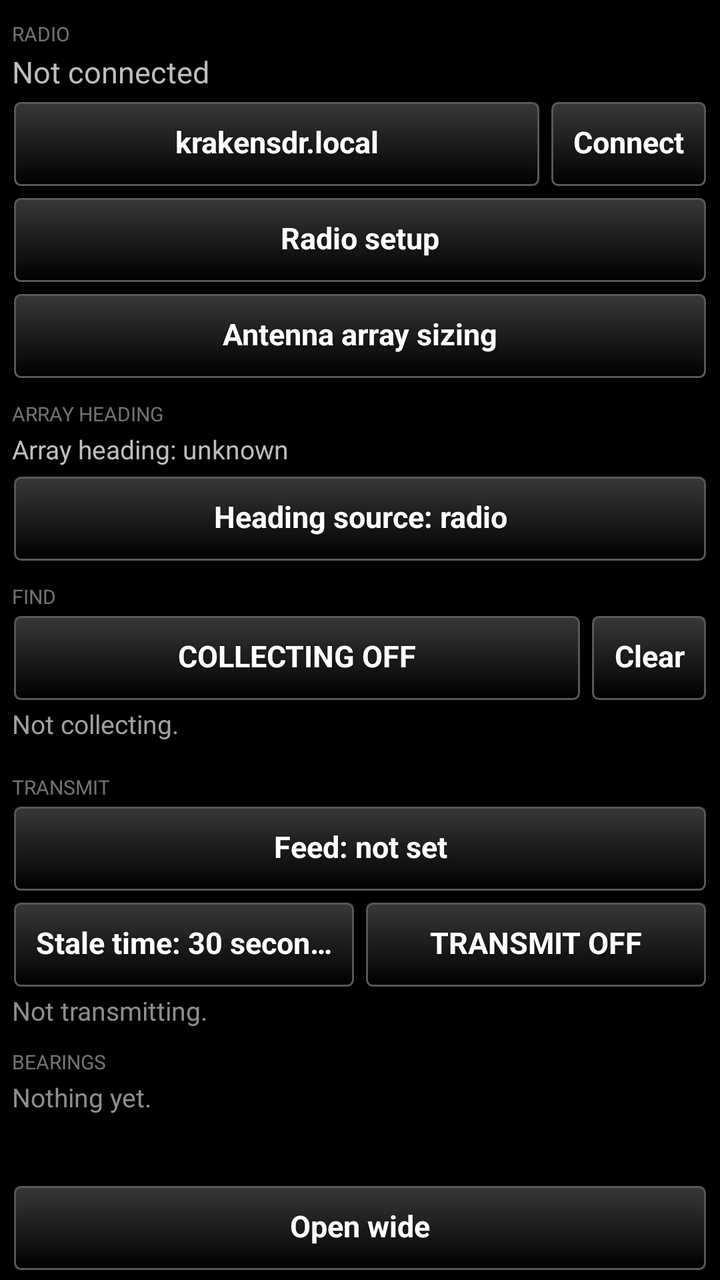
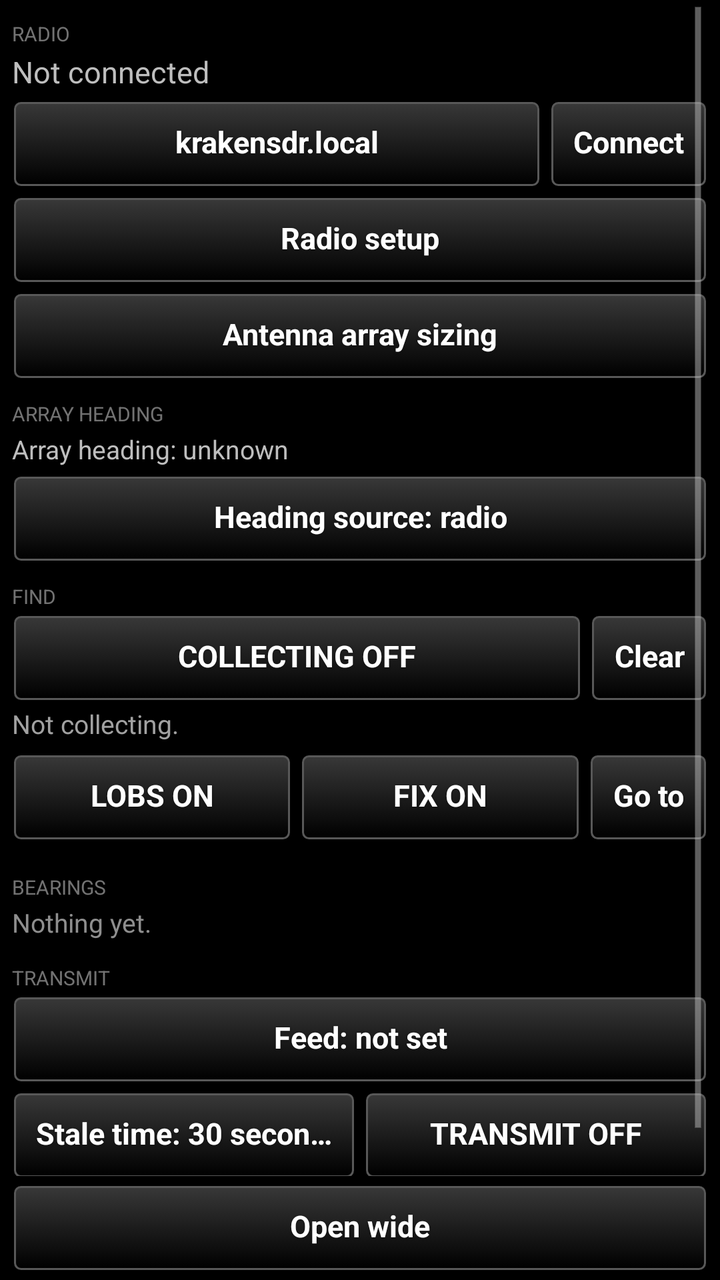

Compare the two renders of this Android layout. The source of the first and the diff that turns it into the second are given below.
<!-- AndroidManifest.xml: application theme AppTheme -->
<!-- res/layout/signaldf_pane.xml -->
<?xml version="1.0" encoding="utf-8"?>
<LinearLayout xmlns:android="http://schemas.android.com/apk/res/android"
    android:layout_width="match_parent"
    android:layout_height="match_parent"
    android:orientation="vertical"
    android:paddingLeft="6dp"
    android:paddingRight="6dp">

    <ScrollView
        android:layout_width="match_parent"
        android:layout_height="0dp"
        android:layout_weight="1"
        android:fadeScrollbars="false">

        <LinearLayout
            android:layout_width="match_parent"
            android:layout_height="wrap_content"
            android:orientation="vertical">

            <TextView
                style="@style/SectionHeading"
                android:text="Radio" />

            <TextView
                android:id="@+id/status"
                android:layout_width="match_parent"
                android:layout_height="wrap_content"
                android:textSize="15sp"
                android:text="Not connected" />

            <TextView
                android:id="@+id/feed_line"
                android:layout_width="match_parent"
                android:layout_height="wrap_content"
                android:textSize="12sp"
                android:alpha="0.75"
                android:paddingTop="2dp"
                android:visibility="gone" />

            <LinearLayout
                android:layout_width="match_parent"
                android:layout_height="wrap_content"
                android:orientation="horizontal"
                android:paddingTop="4dp">

                <Button
                    style="@style/TakwerxButton"
                    android:id="@+id/host"
                    android:layout_width="0dp"
                    android:layout_weight="1"
                    android:layout_height="wrap_content"
                    android:text="krakensdr.local" />

                <Button
                    style="@style/TakwerxButton"
                    android:id="@+id/connect"
                    android:layout_width="wrap_content"
                    android:layout_height="wrap_content"
                    android:layout_marginLeft="4dp"
                    android:text="Connect" />
            </LinearLayout>

            <Button
                style="@style/TakwerxButton"
                android:id="@+id/radio_setup"
                android:layout_width="match_parent"
                android:layout_height="wrap_content"
                android:layout_marginTop="4dp"
                android:text="Radio setup" />

            <Button
                style="@style/TakwerxButton"
                android:id="@+id/array_calc"
                android:layout_width="match_parent"
                android:layout_height="wrap_content"
                android:layout_marginTop="4dp"
                android:text="Antenna array sizing" />

            <TextView
                style="@style/SectionHeading"
                android:text="Array heading" />

            <TextView
                android:id="@+id/heading_provenance"
                android:layout_width="match_parent"
                android:layout_height="wrap_content"
                android:textSize="13sp"
                android:text="Array heading: unknown" />

            <Button
                style="@style/TakwerxButton"
                android:id="@+id/heading_mode"
                android:layout_width="match_parent"
                android:layout_height="wrap_content"
                android:layout_marginTop="4dp"
                android:text="Heading source: radio" />

            <TextView
                style="@style/SectionHeading"
                android:text="Find" />

            <LinearLayout
                android:layout_width="match_parent"
                android:layout_height="wrap_content"
                android:orientation="horizontal">

                <Button
                    style="@style/TakwerxButton"
                    android:id="@+id/collect_toggle"
                    android:layout_width="0dp"
                    android:layout_weight="1"
                    android:layout_height="wrap_content"
                    android:text="COLLECTING OFF" />

                <Button
                    style="@style/TakwerxButton"
                    android:id="@+id/collect_clear"
                    android:layout_width="wrap_content"
                    android:layout_height="wrap_content"
                    android:layout_marginLeft="4dp"
                    android:text="Clear" />
            </LinearLayout>

            <TextView
                android:id="@+id/collect_note"
                android:layout_width="match_parent"
                android:layout_height="wrap_content"
                android:textSize="13sp"
                android:alpha="0.85"
                android:lineSpacingMultiplier="1.15"
                android:paddingTop="2dp"
                android:paddingBottom="6dp"
                android:text="Not collecting." />

            <TextView
                style="@style/SectionHeading"
                android:text="Transmit" />

            <Button
                style="@style/TakwerxButton"
                android:id="@+id/share_feed"
                android:layout_width="match_parent"
                android:layout_height="wrap_content"
                android:text="Feed: not set" />

            <LinearLayout
                android:layout_width="match_parent"
                android:layout_height="wrap_content"
                android:orientation="horizontal"
                android:paddingTop="4dp">

                <Button
                    style="@style/TakwerxButton"
                    android:id="@+id/share_stale"
                    android:layout_width="0dp"
                    android:layout_weight="1"
                    android:layout_height="wrap_content"
                    android:text="Stale time: 30 seconds" />

                <Button
                    style="@style/TakwerxButton"
                    android:id="@+id/share_toggle"
                    android:layout_width="0dp"
                    android:layout_weight="1"
                    android:layout_height="wrap_content"
                    android:layout_marginLeft="4dp"
                    android:text="TRANSMIT OFF" />
            </LinearLayout>

            <TextView
                android:id="@+id/share_note"
                android:layout_width="match_parent"
                android:layout_height="wrap_content"
                android:textSize="13sp"
                android:alpha="0.75"
                android:paddingTop="2dp"
                android:text="Not transmitting." />

            <TextView
                style="@style/SectionHeading"
                android:id="@+id/bearings_heading"
                android:text="Bearings" />

            <TextView
                android:id="@+id/bearings_note"
                android:layout_width="match_parent"
                android:layout_height="wrap_content"
                android:textSize="13sp"
                android:alpha="0.75"
                android:text="Nothing yet." />

            <LinearLayout
                android:id="@+id/vfo_rows"
                android:layout_width="match_parent"
                android:layout_height="wrap_content"
                android:orientation="vertical"
                android:paddingTop="2dp" />

            <TextView
                android:id="@+id/unverified"
                android:layout_width="match_parent"
                android:layout_height="wrap_content"
                android:textSize="12sp"
                android:paddingTop="10dp"
                android:paddingBottom="6dp"
                android:visibility="gone" />

        </LinearLayout>
    </ScrollView>

    <Button
        style="@style/TakwerxButton"
        android:id="@+id/wide_narrow"
        android:layout_width="match_parent"
        android:layout_height="wrap_content"
        android:layout_marginTop="4dp"
        android:layout_marginBottom="4dp"
        android:text="Open wide" />

</LinearLayout>
<!-- resources referenced by this layout -->
<resources>
  <style name="SectionHeading">
          <item name="android:layout_width">match_parent</item>
          <item name="android:layout_height">wrap_content</item>
          <item name="android:textSize">10sp</item>
          <item name="android:textAllCaps">true</item>
          <item name="android:paddingTop">10dp</item>
          <item name="android:paddingBottom">2dp</item>
          <item name="android:alpha">0.6</item>
      </style>
  <style name="TakwerxButton" parent="@style/darkButton">
          <item name="android:paddingLeft">12dp</item>
          <item name="android:paddingRight">12dp</item>
          <item name="android:paddingTop">6dp</item>
          <item name="android:paddingBottom">8dp</item>
          <item name="android:minHeight">44dp</item>
          <item name="android:minWidth">0dp</item>
          <item name="android:textSize">15sp</item>
          <item name="android:singleLine">true</item>
          <item name="android:ellipsize">end</item>
      </style>
  <style name="AppTheme" parent="@android:style/Theme.Holo">
          <item name="android:buttonStyle">@android:style/Widget.Button</item>
          <item name="android:imageButtonStyle">@android:style/Widget.Button</item>
          <item name="android:buttonStyleToggle">@android:style/Widget.Button</item>
          <item name="android:spinnerStyle">@style/ATAKSpinner</item>
          <item name="android:spinnerItemStyle">@style/ATAKSpinnerItem</item>
          <item name="android:editTextStyle">@style/ATAKEditText</item>
      </style>
  <style name="darkButton" parent="@android:style/Widget.Button">
          <item name="android:background">@drawable/btn_gray</item>
          <item name="android:shadowColor">@color/darker_gray</item>
          <item name="android:shadowDy">1</item>
          <item name="android:shadowRadius">2</item>
          <item name="android:textColor">@color/white</item>
          <item name="android:textStyle">bold</item>
          <item name="android:paddingTop">0dp</item>
          <item name="android:paddingBottom">3dp</item>
          <item name="android:textSize">@dimen/fontSize</item>
      </style>
  <style name="ATAKSpinner" parent="@android:style/Widget.Spinner">
          <item name="android:spinnerMode">dialog</item>
      </style>
  <style name="ATAKSpinnerItem">
          <item name="android:textColor">@android:color/white</item>
          <item name="android:dropDownVerticalOffset">0dip</item>
          <item name="android:dropDownHorizontalOffset">0dip</item>
          <item name="android:dropDownWidth">wrap_content</item>
          <item name="android:gravity">left|center_vertical</item>
      </style>
  <style name="ATAKEditText" parent="@android:style/Widget.EditText">
          
          
  
          
          <item name="android:imeOptions">flagNoFullscreen</item>
      </style>
  <color name="darker_gray">#121212</color>
  <color name="white">#ffffff</color>
  <dimen name="fontSize">14sp</dimen>
  <!-- drawable new_dark_button_disabled (drawable) -->
  <?xml version="1.0" encoding="utf-8"?>
  <layer-list xmlns:android="http://schemas.android.com/apk/res/android">
      <item android:bottom="1dp" android:right="1dp" android:left="1dp" android:top="1dp">
          <shape android:shape="rectangle">
              <corners android:radius="3dp" />
              <stroke
                  android:width="1dp"
                  android:color="#484848" />
              <solid android:color="#484848" />
          </shape>
      </item>
  </layer-list>
  <!-- unchanged entries left out for length: 3 -->
</resources>

<!-- the commit's change to res/layout/signaldf_pane.xml (unified diff, before → after) -->
@@ -132,6 +132,58 @@
                 android:paddingBottom="6dp"
                 android:text="Not collecting." />
 
+            <LinearLayout
+                android:layout_width="match_parent"
+                android:layout_height="wrap_content"
+                android:paddingBottom="6dp"
+                android:orientation="horizontal">
+
+                <Button
+                    style="@style/TakwerxButton"
+                    android:id="@+id/show_lobs"
+                    android:layout_width="0dp"
+                    android:layout_weight="1"
+                    android:layout_height="wrap_content"
+                    android:text="LOBS ON" />
+
+                <Button
+                    style="@style/TakwerxButton"
+                    android:id="@+id/show_fix"
+                    android:layout_width="0dp"
+                    android:layout_weight="1"
+                    android:layout_height="wrap_content"
+                    android:layout_marginLeft="4dp"
+                    android:text="FIX ON" />
+
+                <Button
+                    style="@style/TakwerxButton"
+                    android:id="@+id/go_to_fix"
+                    android:layout_width="wrap_content"
+                    android:layout_height="wrap_content"
+                    android:layout_marginLeft="4dp"
+                    android:text="Go to" />
+            </LinearLayout>
+
+            <TextView
+                style="@style/SectionHeading"
+                android:id="@+id/bearings_heading"
+                android:text="Bearings" />
+
+            <TextView
+                android:id="@+id/bearings_note"
+                android:layout_width="match_parent"
+                android:layout_height="wrap_content"
+                android:textSize="13sp"
+                android:alpha="0.75"
+                android:text="Nothing yet." />
+
+            <LinearLayout
+                android:id="@+id/vfo_rows"
+                android:layout_width="match_parent"
+                android:layout_height="wrap_content"
+                android:orientation="vertical"
+                android:paddingTop="2dp" />
+
             <TextView
                 style="@style/SectionHeading"
                 android:text="Transmit" />
@@ -176,25 +228,6 @@
                 android:paddingTop="2dp"
                 android:text="Not transmitting." />
 
-            <TextView
-                style="@style/SectionHeading"
-                android:id="@+id/bearings_heading"
-                android:text="Bearings" />
-
-            <TextView
-                android:id="@+id/bearings_note"
-                android:layout_width="match_parent"
-                android:layout_height="wrap_content"
-                android:textSize="13sp"
-                android:alpha="0.75"
-                android:text="Nothing yet." />
-
-            <LinearLayout
-                android:id="@+id/vfo_rows"
-                android:layout_width="match_parent"
-                android:layout_height="wrap_content"
-                android:orientation="vertical"
-                android:paddingTop="2dp" />
 
             <TextView
                 android:id="@+id/unverified"
